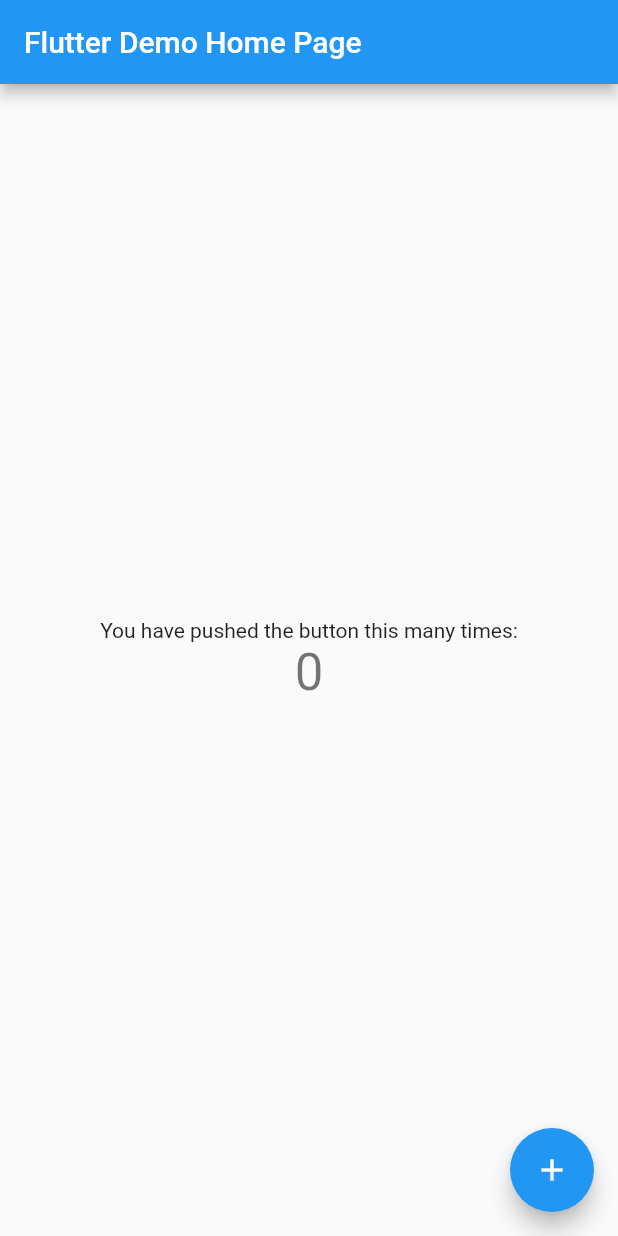
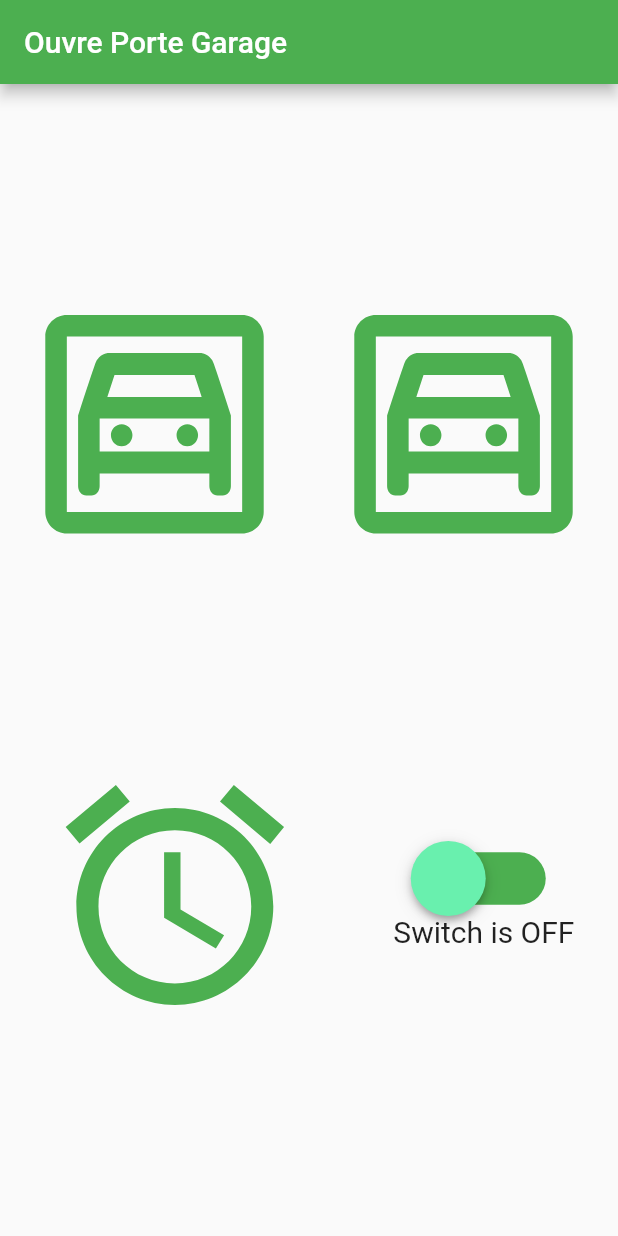
Before and after one commit to powskierman/garage, a Flutter app: the screen it shows after launch, on a phone screen of 412 x 824 dp. Run offline on Flutter 3.47's test engine with Material 2 defaults, Android fonts, the light colour scheme and no system bars.

Commit message:
Garage App layout with operational switch

```diff
--- a/lib/main.dart
+++ b/lib/main.dart
@@ -1,115 +1,110 @@
 import 'package:flutter/material.dart';
+
+String appTitle = 'Ouvre Porte Garage';
+Color trackColor = Colors.green;
 
 void main() {
   runApp(const MyApp());
 }
 
 class MyApp extends StatelessWidget {
-  const MyApp({Key? key}) : super(key: key);
+  const MyApp({super.key});
 
-  // This widget is the root of your application.
   @override
   Widget build(BuildContext context) {
     return MaterialApp(
-      title: 'Flutter Demo',
-      theme: ThemeData(
-        // This is the theme of your application.
-        //
-        // Try running your application with "flutter run". You'll see the
-        // application has a blue toolbar. Then, without quitting the app, try
-        // changing the primarySwatch below to Colors.green and then invoke
-        // "hot reload" (press "r" in the console where you ran "flutter run",
-        // or simply save your changes to "hot reload" in a Flutter IDE).
-        // Notice that the counter didn't reset back to zero; the application
-        // is not restarted.
-        primarySwatch: Colors.blue,
-      ),
-      home: const MyHomePage(title: 'Flutter Demo Home Page'),
+      debugShowCheckedModeBanner: false,
+      theme: ThemeData(primarySwatch: Colors.green),
+      home: const RootPage(),
     );
   }
 }
 
-class MyHomePage extends StatefulWidget {
-  const MyHomePage({Key? key, required this.title}) : super(key: key);
-
-  // This widget is the home page of your application. It is stateful, meaning
-  // that it has a State object (defined below) that contains fields that affect
-  // how it looks.
-
-  // This class is the configuration for the state. It holds the values (in this
-  // case the title) provided by the parent (in this case the App widget) and
-  // used by the build method of the State. Fields in a Widget subclass are
-  // always marked "final".
-
-  final String title;
+class RootPage extends StatefulWidget {
+  const RootPage({super.key});
 
   @override
-  State<MyHomePage> createState() => _MyHomePageState();
+  State<RootPage> createState() => _RootPageState();
 }
 
-class _MyHomePageState extends State<MyHomePage> {
-  int _counter = 0;
+class _RootPageState extends State<RootPage> {
+  @override
+  Widget build(BuildContext context) {
+    return Scaffold(
+      appBar: AppBar(
+        title: Text(appTitle),
+      ),
+      body: Column(
+        mainAxisAlignment: MainAxisAlignment.spaceEvenly,
+        children: [
+          Row(
+            mainAxisAlignment: MainAxisAlignment.spaceAround,
+            children: const [
+              Icon(Icons.garage_outlined, size: 175, color: Colors.green),
+              Icon(Icons.garage_outlined, size: 175, color: Colors.green),
+            ],
+          ),
+          Row(
+            mainAxisAlignment: MainAxisAlignment.spaceAround,
+            children: const [
+              Icon(Icons.alarm, size: 175, color: Colors.green),
+              SwitchScreen(),
+            ],
+          )
+        ],
+      ),
+    );
+  }
+}
 
-  void _incrementCounter() {
-    setState(() {
-      // This call to setState tells the Flutter framework that something has
-      // changed in this State, which causes it to rerun the build method below
-      // so that the display can reflect the updated values. If we changed
-      // _counter without calling setState(), then the build method would not be
-      // called again, and so nothing would appear to happen.
-      _counter++;
-    });
+class SwitchScreen extends StatefulWidget {
+  const SwitchScreen({Key? key}) : super(key: key);
+
+  @override
+  SwitchClass createState() => SwitchClass();
+}
+
+class SwitchClass extends State {
+  bool isSwitched = false;
+  var textValue = 'Switch is OFF';
+
+  Color toggleSwitch(bool value) {
+    if (isSwitched == false) {
+      setState(() {
+        isSwitched = true;
+        textValue = 'Alarme       Activé';
+        trackColor = Colors.red;
+      });
+      debugPrint('Switch Button is ON');
+    } else {
+      setState(() {
+        isSwitched = false;
+        textValue = 'Alarme Désactivé';
+        trackColor = Colors.green;
+      });
+      debugPrint('Switch Button is OFF');
+    }
+    return trackColor;
   }
 
   @override
   Widget build(BuildContext context) {
-    // This method is rerun every time setState is called, for instance as done
-    // by the _incrementCounter method above.
-    //
-    // The Flutter framework has been optimized to make rerunning build methods
-    // fast, so that you can just rebuild anything that needs updating rather
-    // than having to individually change instances of widgets.
-    return Scaffold(
-      appBar: AppBar(
-        // Here we take the value from the MyHomePage object that was created by
-        // the App.build method, and use it to set our appbar title.
-        title: Text(widget.title),
-      ),
-      body: Center(
-        // Center is a layout widget. It takes a single child and positions it
-        // in the middle of the parent.
-        child: Column(
-          // Column is also a layout widget. It takes a list of children and
-          // arranges them vertically. By default, it sizes itself to fit its
-          // children horizontally, and tries to be as tall as its parent.
-          //
-          // Invoke "debug painting" (press "p" in the console, choose the
-          // "Toggle Debug Paint" action from the Flutter Inspector in Android
-          // Studio, or the "Toggle Debug Paint" command in Visual Studio Code)
-          // to see the wireframe for each widget.
-          //
-          // Column has various properties to control how it sizes itself and
-          // how it positions its children. Here we use mainAxisAlignment to
-          // center the children vertically; the main axis here is the vertical
-          // axis because Columns are vertical (the cross axis would be
-          // horizontal).
-          mainAxisAlignment: MainAxisAlignment.center,
-          children: <Widget>[
-            const Text(
-              'You have pushed the button this many times:',
-            ),
-            Text(
-              '$_counter',
-              style: Theme.of(context).textTheme.headline4,
-            ),
-          ],
-        ),
-      ),
-      floatingActionButton: FloatingActionButton(
-        onPressed: _incrementCounter,
-        tooltip: 'Increment',
-        child: const Icon(Icons.add),
-      ), // This trailing comma makes auto-formatting nicer for build methods.
-    );
+    return Column(mainAxisAlignment: MainAxisAlignment.center, children: [
+      Transform.scale(
+          scale: 2.5,
+          child: Switch(
+            onChanged: toggleSwitch,
+            value: isSwitched,
+            activeColor: Colors.redAccent,
+            activeTrackColor: trackColor,
+            inactiveThumbColor: Colors.greenAccent,
+            inactiveTrackColor: trackColor,
+            //dragStartBehavior: DragStartBehavior.start,
+          )),
+      Text(
+        textValue,
+        style: const TextStyle(fontSize: 20),
+      )
+    ]);
   }
 }
```
